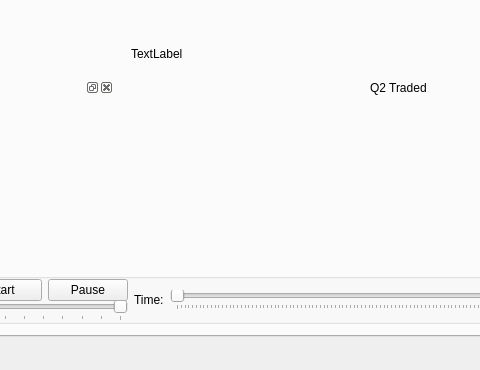
First picture: the form in code/app/MarketPlayer/mainwindow.ui, repository kottalovag/marketplayer, before the edit; both pictures show x 162 to 642 and y 188 to 558 of the 804 by 558 pixel window.
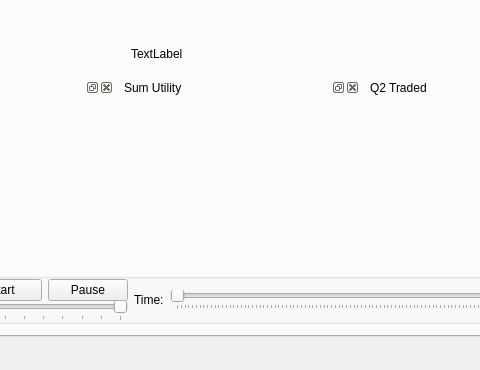
Second picture: the form after the edit. Custom widgets are drawn as their Qt base class.

Commit message: [m] The UI shows Q1-Q2Traded, SumUtility diagrams; The model records DataTime simplier

```diff
--- a/code/app/MarketPlayer/mainwindow.ui
+++ b/code/app/MarketPlayer/mainwindow.ui
@@ -365,6 +365,20 @@
              </widget>
             </widget>
            </item>
+           <item row="2" column="1">
+            <widget class="QDockWidget" name="dockWidgetSumUtility">
+             <property name="windowTitle">
+              <string>Sum Utility</string>
+             </property>
+             <widget class="QWidget" name="dockWidgetContents_8">
+              <layout class="QHBoxLayout" name="horizontalLayout_3">
+               <item>
+                <widget class="QCustomPlot" name="plotSumUtility" native="true"/>
+               </item>
+              </layout>
+             </widget>
+            </widget>
+           </item>
           </layout>
          </widget>
         </item>
```
The commit also changes 4 other files.
